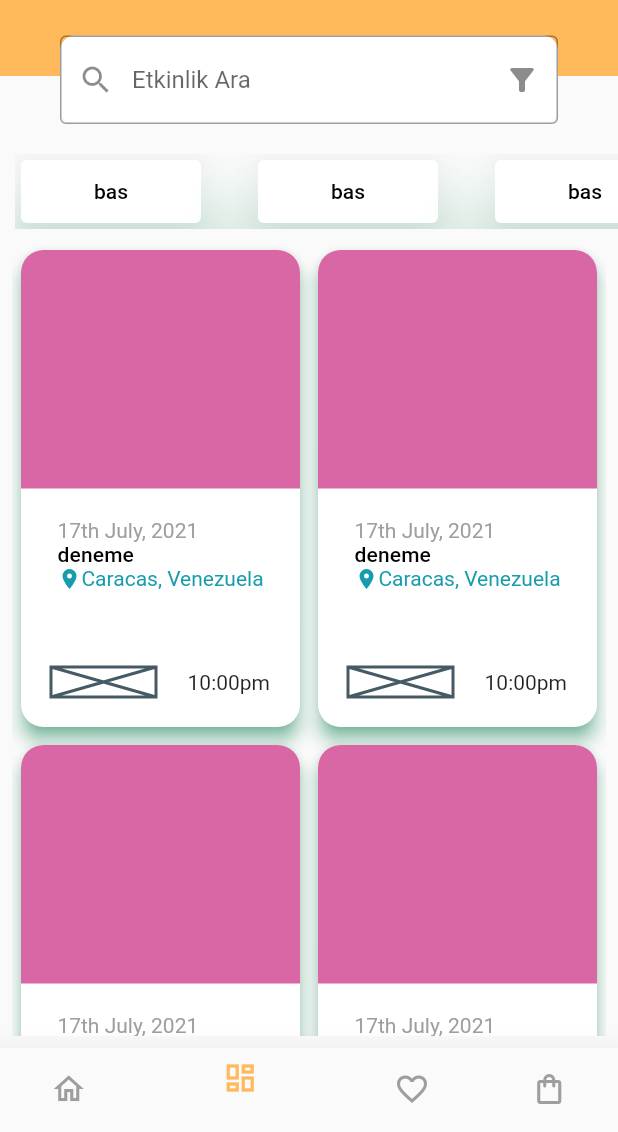
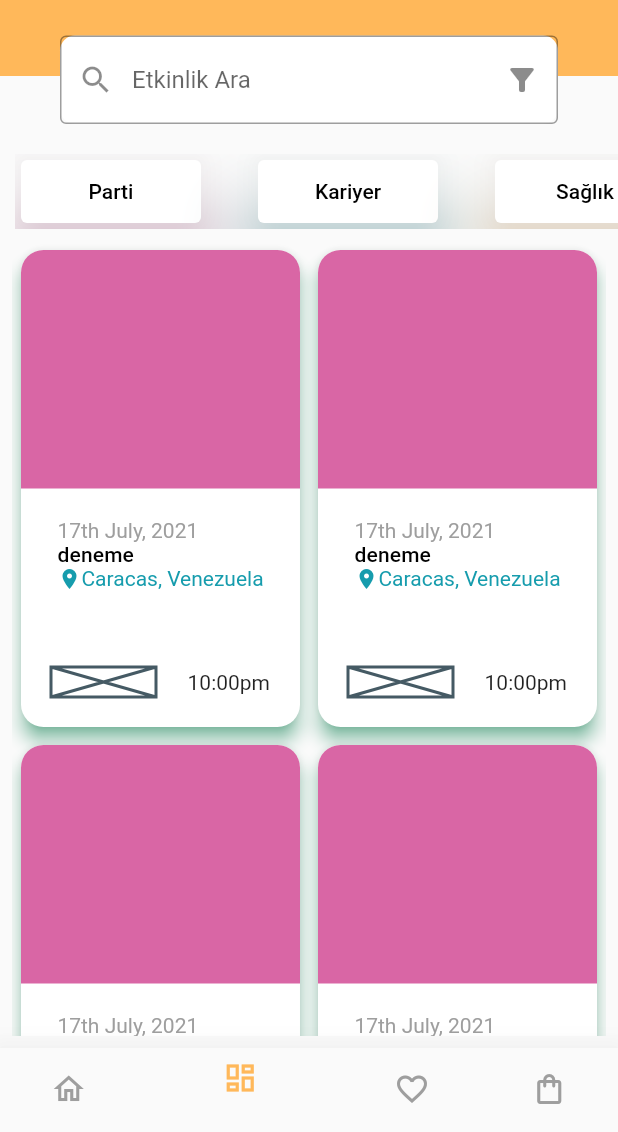
Before and after one commit to ahmetgezmen/calvesia, a Flutter app: the screen it shows after launch, item 2 of the bottom bar chosen, on a phone screen of 412 x 824 dp, the part 104-1236 px from its top. Run offline on Flutter 3.47's test engine with Material 2 defaults, Android fonts, the phone set to English and light mode, and no system bars; our stand-ins replace cloud_firestore, firebase_auth, firebase_core, firebase_database, firebase_storage, hooks_riverpod and 1 more; accounts and stored records are empty; statements that could not run were skipped.

Commit message:
Explorepage sayfasinda categoriler eklendi

```diff
--- a/lib/feature/onboard/view/ExplorePage.dart
+++ b/lib/feature/onboard/view/ExplorePage.dart
@@ -6,6 +6,23 @@ import '../../widget/PopularEventCardWidget.dart';
 import '../layouts/Header.dart';
 
 class ExplorePage extends StatelessWidget {
+  static const List Category = [{
+    "name" : "Parti",
+    "color" : BaseColorPalet.PartyColor,
+    "tag" : 'party'
+  },{
+    "name" : "Kariyer",
+    "color" : BaseColorPalet.CareerColor,
+    "tag" : 'career'
+  },{
+    "name" : "Sağlık",
+    "color" : BaseColorPalet.HealthColor,
+    "tag" : 'health'
+  },{
+    "name" : "Eğitim",
+    "color" : BaseColorPalet.EducationColor,
+    "tag" : 'education'
+  }];
   const ExplorePage({Key? key}) : super(key: key);
   @override
   Widget build(BuildContext context) {
@@ -22,7 +39,8 @@ class ExplorePage extends StatelessWidget {
                 return Padding(
                   padding: const EdgeInsets.all(4.0),
                   child: CategoryButton(
-                    buttonColor: Colors.greenAccent,
+                    title:Category[index]["name"] ,
+                    buttonColor: Category[index]["color"],
                   ),
                 );
               },
@@ -66,9 +84,10 @@ class ExplorePage extends StatelessWidget {
 
 class CategoryButton extends StatefulWidget {
   final Color buttonColor;
+  final String title;
   const CategoryButton({
     Key? key,
-    required this.buttonColor,
+    required this.buttonColor, required this.title,
   }) : super(key: key);
 
   @override
@@ -103,7 +122,7 @@ class _CategoryButtonState extends State<CategoryButton> {
             print(_isAktive);
           });
         },
-        child: Text('bas'),
+        child: Text(widget.title),
       ),
     );
   }
```
